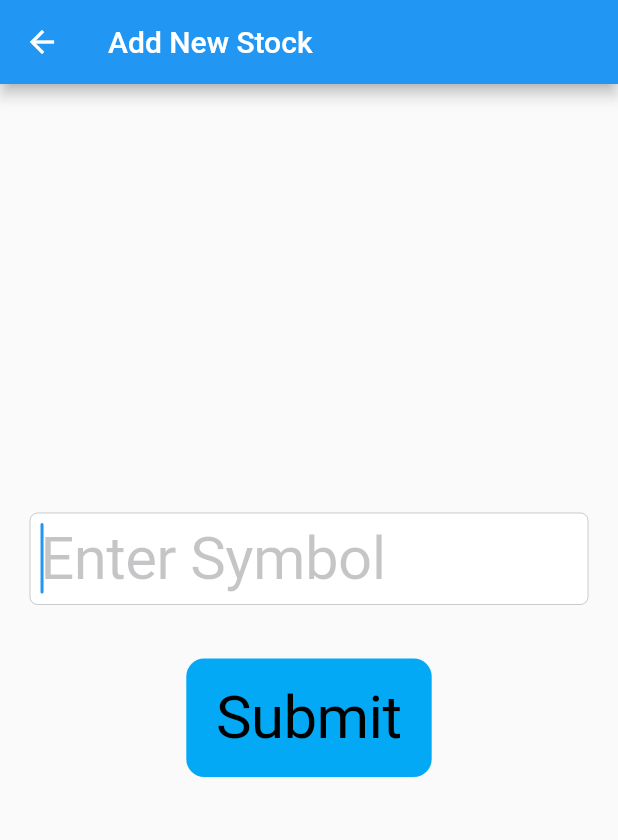
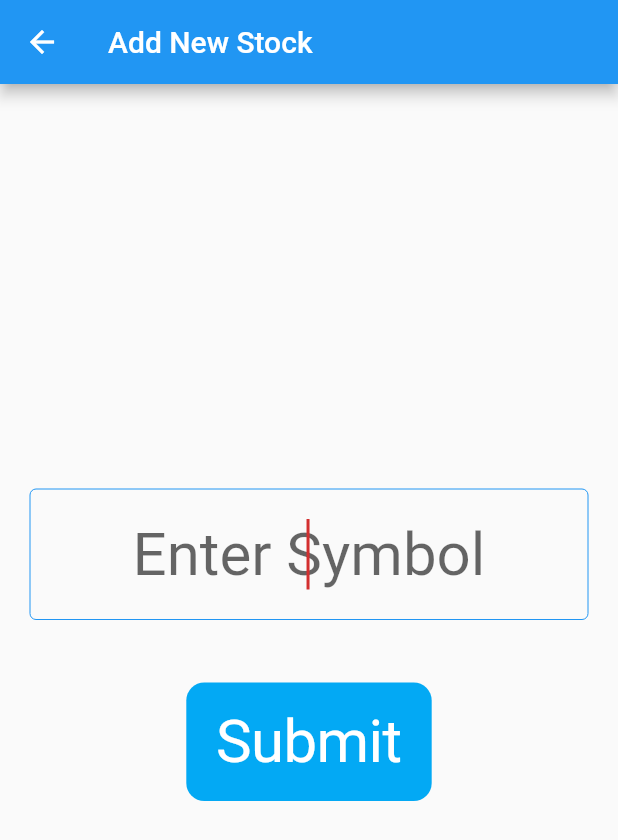
Before and after one commit to ronenniv/stocks_charts, a Flutter app: the screen it shows after launch, after a tap on the "add" icon, on a phone screen of 412 x 824 dp. Shown: the top 840 px of the screen. Run offline on Flutter 3.47's test engine with Material 2 defaults, Android fonts, the phone set to English and light mode, and no system bars; our stand-ins replace fl_chart; Roboto replaces fonts that are missing (Raleway-Bold).

Commit message:
update listview

```diff
--- a/lib/models/stock.dart
+++ b/lib/models/stock.dart
@@ -19,6 +19,7 @@ class Stock with ChangeNotifier {
   String get stockSymbol => _stockSymbol;
 
   set stockSymbol(String stockSymbol) {
+    assert(stockSymbol.toUpperCase() == stockSymbol);
     _stockSymbol = stockSymbol;
     notifyListeners();
   }
@@ -40,8 +41,8 @@ class Stock with ChangeNotifier {
     if (_companyName == '' || _companyLogoUrl == '') {
       var response = await http
           .get('$kAPIUrl/stock/profile2?symbol=$_stockSymbol&token=$kApiKey');
-      // print(
-      //     'urlCompanyName=$kAPIUrl/stock/profile2?symbol=$_stockSymbol&token=$kApiKey');
+      print(
+          'urlCompanyName=$kAPIUrl/stock/profile2?symbol=$_stockSymbol&token=$kApiKey');
       if (response.statusCode == 200) {
         var jsonResponse = jsonDecode(response.body);
         _companyName = jsonResponse['name'];
@@ -83,6 +84,7 @@ class Stock with ChangeNotifier {
   }
 
   Stock({stockSymbol, companyName = ''}) {
+    assert(stockSymbol.toUpperCase() == stockSymbol);
     _stockSymbol = stockSymbol;
     _companyName = companyName;
     _companyLogoUrl = null;
--- a/lib/screens/add_stock_page.dart
+++ b/lib/screens/add_stock_page.dart
@@ -23,33 +23,30 @@ class _AddStockPageState extends State<AddStockPage> {
         children: [
           Padding(
             padding: EdgeInsets.symmetric(horizontal: 20.0),
-            child: CupertinoTextField(
+            child: TextField(
               showCursor: true,
-              placeholder: 'Enter Symbol',
               enableSuggestions: false,
               autocorrect: false,
               textCapitalization: TextCapitalization.characters,
               autofocus: true,
+              textAlign: TextAlign.center,
               style: TextStyle(fontSize: 40.0),
               keyboardType: TextInputType.text,
               onChanged: (text) {
                 symbolText = text;
-                print('text typed is $text');
                 if (errorMessage != null) {
                   setState(() {
                     errorMessage = '';
                   });
                 }
               },
-              // decoration: InputDecoration(
-              // hintText: 'Enter Symbol',
+              decoration: InputDecoration(
+                hintText: 'Enter Symbol',
+                errorText: errorMessage,
+                focusedErrorBorder: new OutlineInputBorder(
+                    borderSide: new BorderSide(color: Colors.blue, width: 0.0)),
+              ),
             ),
-            // hintStyle: TextStyle(color: Colors.black)),
-            // ),
-          ),
-          Text(
-            errorMessage,
-            style: TextStyle(color: Colors.red),
           ),
           Padding(
             padding: const EdgeInsets.all(20.0),
@@ -58,7 +55,6 @@ class _AddStockPageState extends State<AddStockPage> {
               onPressed: () async {
                 print('symbolLength=${symbolText.length}');
                 if (symbolText.length > 0) {
-                  print('symbolText=$symbolText');
                   Stock stock = Stock(stockSymbol: symbolText);
                   await stock.getCompanyDetailsFromUrl();
                   print('companyNameOnPressed=${stock.companyName}');
@@ -66,12 +62,14 @@ class _AddStockPageState extends State<AddStockPage> {
                     setState(() {
                       errorMessage = 'Error: Symbol not found';
                     });
+                  } else {
+                    Navigator.pop(context, stock);
                   }
                 }
               },
               child: Text(
                 'Submit',
-                style: TextStyle(fontSize: 40.0, color: Colors.black),
+                style: TextStyle(fontSize: 40.0, color: Colors.white),
               ),
             ),
           )
--- a/lib/screens/home_page.dart
+++ b/lib/screens/home_page.dart
@@ -1,44 +1,30 @@
 import 'package:flutter/cupertino.dart';
 import 'package:flutter/material.dart';
 import 'package:stocks_charts/models/stock_list.dart';
-import 'package:stocks_charts/models/stock.dart';
-import 'package:stocks_charts/screens/add_stock_page.dart';
-import 'package:stocks_charts/widgets/stock_tile.dart';
+import 'chart_page.dart';
+import 'package:provider/provider.dart';
+import 'package:stocks_charts/widgets/stocks_list_view.dart';
+import 'package:stocks_charts/widgets/add_stock_button.dart';
 
 class HomePage extends StatelessWidget {
   @override
   Widget build(BuildContext context) {
-    StockList stocks = StockList();
-    stocks.addStock(Stock(stockSymbol: 'AAPL'));
-    //stocks.getStock(0).getCompanyNameFromUrl();
-    //stocks.getStock(0).getCurrentPrice();
-    //print('HomePage ' + stocks.getStock(0).companyName);
-    stocks.addStock(Stock(stockSymbol: 'DOX', companyName: 'Amdocs INC'));
-
-    return Scaffold(
+    return ChangeNotifierProvider(
+      create: (context) => StockList(),
+      child: Scaffold(
         appBar: AppBar(
           title: Text('Stock Qoutes'),
           actions: [
             IconButton(
-            icon: Icon(Icons.add),
+                icon: Icon(Icons.refresh),
                 onPressed: () {
-              Navigator.push(
-                  context,
-                  MaterialPageRoute(
-                      builder: (BuildContext context) => AddStockPage()));
-            },
-          ),
+                  // TODO implement the refresh button
+                }),
           ],
         ),
-      floatingActionButton:
-          FloatingActionButton(child: Icon(Icons.add), onPressed: () {}),
+        floatingActionButton: AddStockButton(),
         body: SafeArea(
-        child: ListView(
-          padding: EdgeInsets.all(8.0),
-          children: [
-            StockTile(stock: stocks.getStock(0)),
-            StockTile(stock: stocks.getStock(1)),
-          ],
+          child: StocksListView(),
         ),
       ),
     );
--- /dev/null
+++ b/lib/widgets/add_stock_button.dart
@@ -0,0 +1,24 @@
+import 'package:flutter/material.dart';
+import 'package:stocks_charts/models/stock.dart';
+import 'package:stocks_charts/models/stock_list.dart';
+import 'package:provider/provider.dart';
+import 'package:stocks_charts/screens/add_stock_page.dart';
+
+class AddStockButton extends StatelessWidget {
+  @override
+  Widget build(BuildContext context) {
+    var stocks = Provider.of<StockList>(context);
+
+    return FloatingActionButton(
+        mini: true,
+        child: Icon(Icons.add),
+        onPressed: () async {
+          var result = await Navigator.push(
+              context,
+              MaterialPageRoute<Stock>(
+                  builder: (BuildContext context) => AddStockPage()));
+          print('adding stock $result');
+          stocks.addStock(result);
+        });
+  }
+}
--- a/lib/widgets/stock_tile.dart
+++ b/lib/widgets/stock_tile.dart
@@ -3,8 +3,9 @@ import 'package:stocks_charts/models/stock.dart';
 
 class StockTile extends StatelessWidget {
   final Stock stock;
+  final Function onTapFunc;
 
-  StockTile({@required this.stock});
+  StockTile({@required this.stock, @required this.onTapFunc});
 
   @override
   Widget build(BuildContext context) {
@@ -55,6 +56,7 @@ class StockTile extends StatelessWidget {
             ),
           ),
         ),
+        onTap: onTapFunc,
       ),
     );
   }
--- /dev/null
+++ b/lib/widgets/stocks_list_view.dart
@@ -0,0 +1,26 @@
+import 'package:flutter/material.dart';
+import 'stock_tile.dart';
+import 'package:stocks_charts/models/stock_list.dart';
+import 'package:provider/provider.dart';
+
+class StocksListView extends StatelessWidget {
+  @override
+  Widget build(BuildContext context) {
+    var stocks = Provider.of<StockList>(context);
+
+    return Padding(
+      padding: const EdgeInsets.only(bottom: 20.0),
+      child: ListView.builder(
+        itemCount: stocks.getLength,
+        itemBuilder: (context, index) {
+          return StockTile(
+              stock: stocks.getStock(index),
+              onTapFunc: () {
+                print('onTap $index');
+              });
+        },
+        padding: EdgeInsets.all(8.0),
+      ),
+    );
+  }
+}
--- a/pubspec.yaml
+++ b/pubspec.yaml
@@ -26,6 +26,8 @@ dependencies:
 
   cupertino_icons: ^1.0.0
   http: ^0.12.2
+  fl_chart: ^0.12.0
+  provider: ^4.1.3
 
 dev_dependencies:
   flutter_test:
```
Also changed, not shown: lib/models/stock_list.dart (+13 -4 lines), lib/screens/chart_page.dart (added, +16 -0 lines), pubspec.lock. Lines whose indentation alone changed are shown as unchanged.
